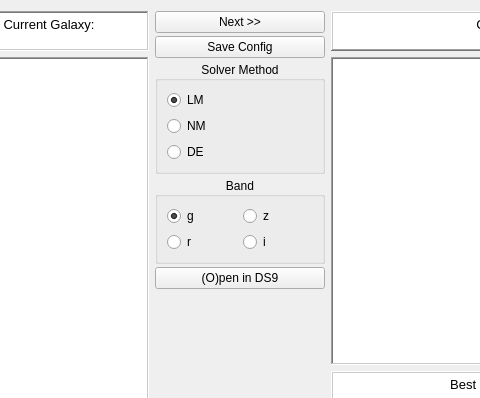
This is GUI/fit_gui.ui in rpsmith4/photometric-decomp-analysis as Qt 5 draws it before an edit; both pictures show x 574 to 1054 and y 0 to 398 of the 1269 by 735 pixel window. The edited form follows.
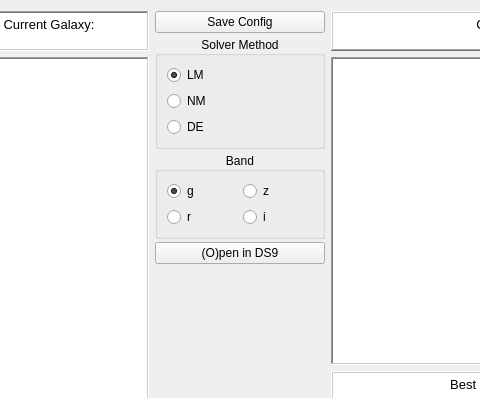
This is the edited form.

Commit message: Fully implemented using the QTreeWidget (I think)

```diff
--- a/GUI/fit_gui.ui
+++ b/GUI/fit_gui.ui
@@ -376,13 +376,6 @@
      <property name="sizeConstraint">
       <enum>QLayout::SizeConstraint::SetMaximumSize</enum>
      </property>
-     <item>
-      <widget class="QPushButton" name="nextgalbutton">
-       <property name="text">
-        <string>Next &gt;&gt;</string>
-       </property>
-      </widget>
-     </item>
      <item>
       <widget class="QPushButton" name="saveconfigbutton">
        <property name="text">
```
The commit also changes 1 other file.
